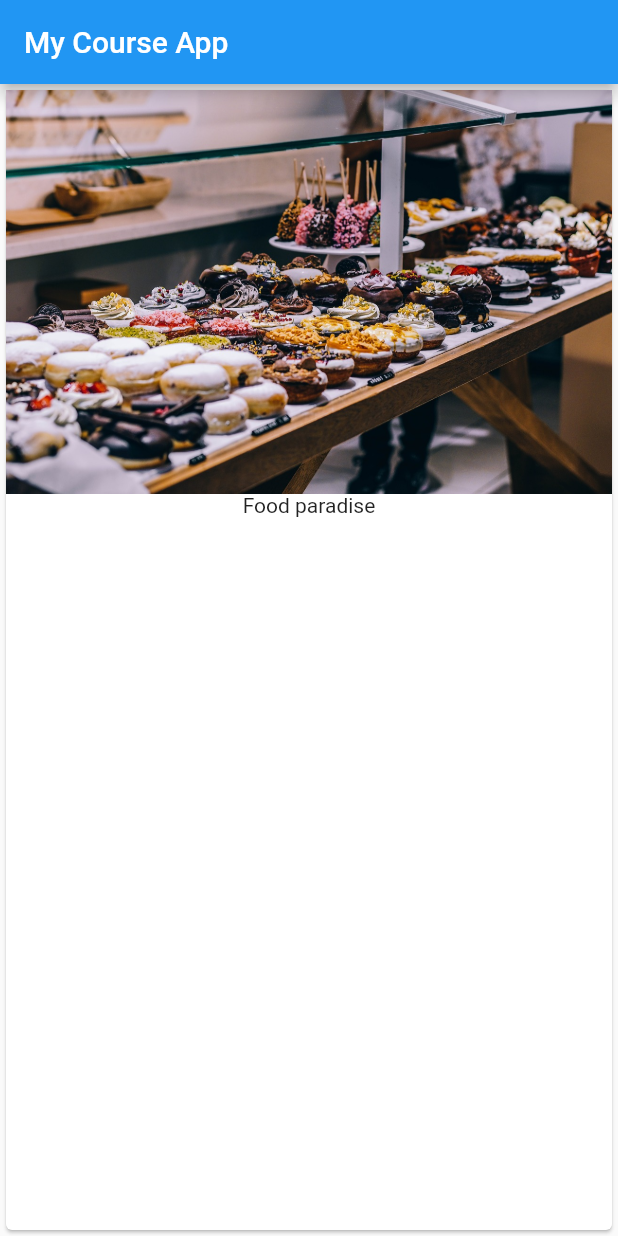
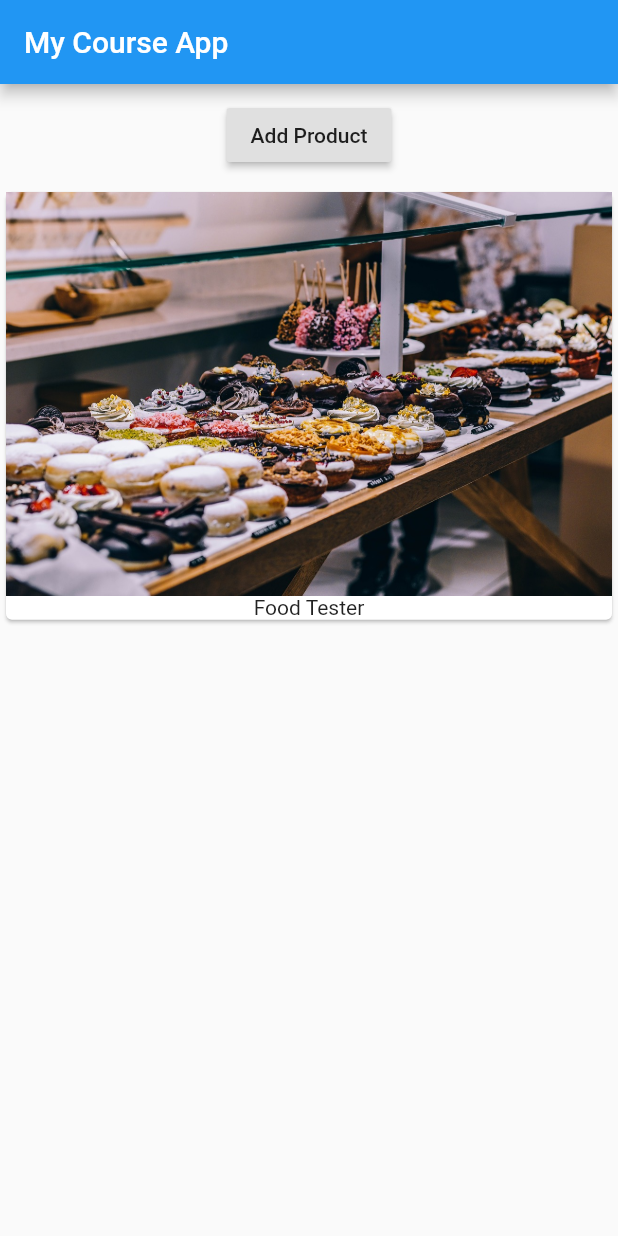
Before and after one commit to TheFedex87/FlutterCourse, a Flutter app: the screen it shows after launch, on a phone screen of 412 x 824 dp. Run offline on Flutter 3.47's test engine with Material 2 defaults, Android fonts, the phone set to English and light mode, and no system bars.

Commit message:
Added statefull widget

```diff
--- a/lib/main.dart
+++ b/lib/main.dart
@@ -2,19 +2,51 @@ import 'package:flutter/material.dart';
 
 void main() => runApp(MyApp());
 
-class MyApp extends StatelessWidget {
+class MyApp extends StatefulWidget {
+  @override
+  State<StatefulWidget> createState() {
+    // TODO: implement createState
+    return _MyAppState();
+  }
+}
+
+class _MyAppState extends State<MyApp> {
+  List<String> _products = ['Food Tester'];
+
   @override
   Widget build(BuildContext buildContext) {
     return MaterialApp(
-      home: Scaffold(
-        appBar: AppBar(
-          title: Text('My Course App'),
-        ),
-        body: Card(child: Column(children: <Widget>[
-          Image.asset('assets/food.jpg'),
-          Text('Food paradise')
-        ],),),
+        home: Scaffold(
+      appBar: AppBar(
+        title: Text('My Course App'),
       ),
-    );
+      body: Column(
+        children: <Widget>[
+          Container(
+            margin: EdgeInsets.all(10.0),
+            child: RaisedButton(
+              onPressed: () {
+                setState(() {
+                  _products.add('Advanced Food Tester');
+                });
+              },
+              child: Text('Add Product'),
+            ),
+          ),
+          Column(
+            children: _products
+                .map((element) => Card(
+                      child: Column(
+                        children: <Widget>[
+                          Image.asset('assets/food.jpg'),
+                          Text(element),
+                        ],
+                      ),
+                    ))
+                .toList(),
+          )
+        ],
+      ),
+    ));
   }
 }
```
